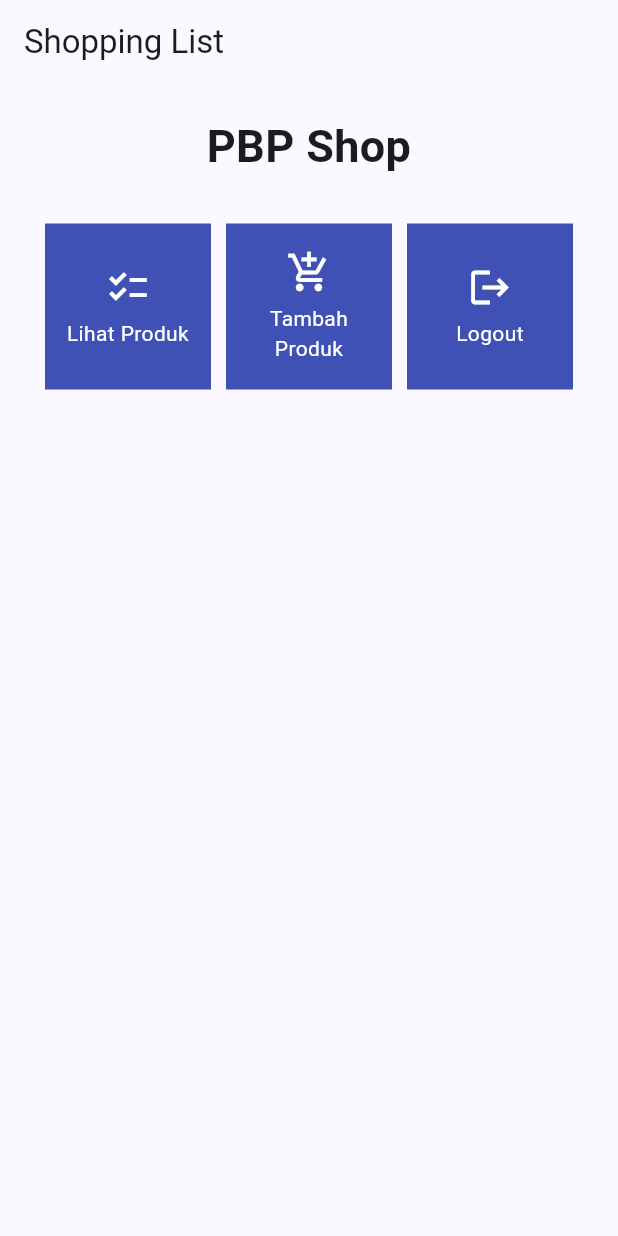
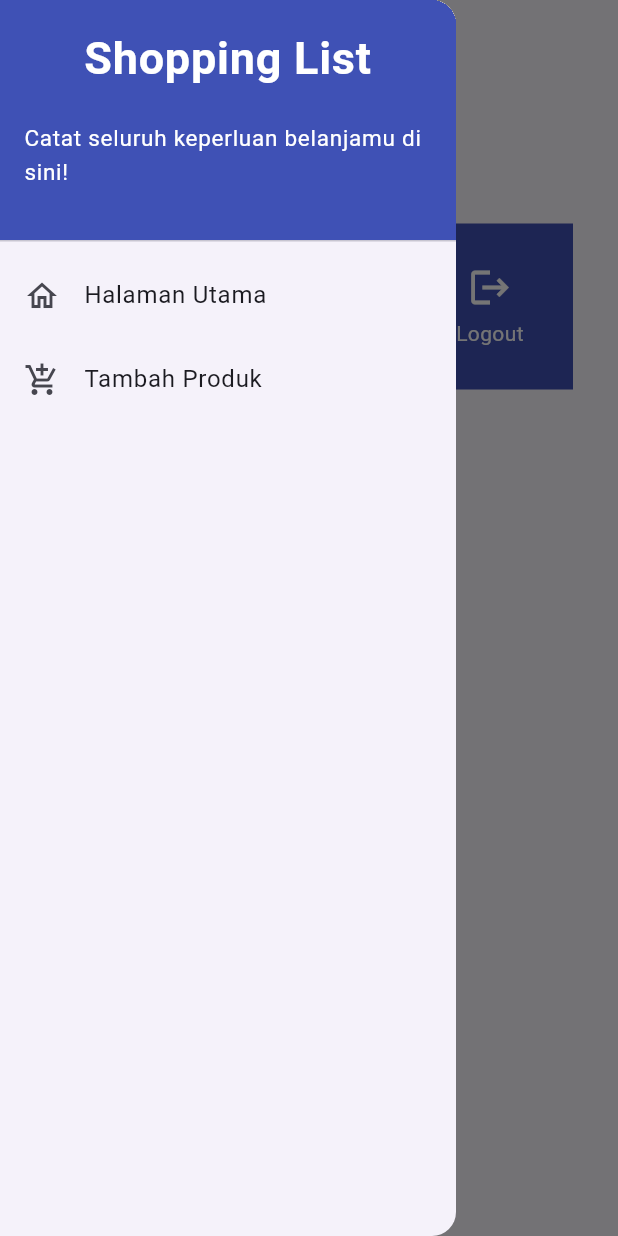
Before and after one commit to ilhamelhamdi/shopping-list-mobile, a Flutter app: the screen it shows after launch, with the side drawer open (before the commit the screen has no drawer), on a phone screen of 412 x 824 dp. Run offline on Flutter 3.47's test engine with Material 2 defaults, Android fonts, the phone set to English and light mode, and no system bars.

Commit message:
Completed Tutorial 7

```diff
--- a/lib/main.dart
+++ b/lib/main.dart
@@ -1,5 +1,5 @@
 import 'package:flutter/material.dart';
-import 'package:shopping_list/menu.dart';
+import 'package:shopping_list/screens/menu.dart';
 
 void main() {
   runApp(const MyApp());
--- a/lib/menu.dart
+++ b/lib/screens/menu.dart
@@ -1,11 +1,7 @@
 import 'package:flutter/material.dart';
+import 'package:shopping_list/widgets/left_drawer.dart';
+import 'package:shopping_list/widgets/shop_card.dart';
 
-class ShopItem {
-  final String name;
-  final IconData icon;
-
-  ShopItem(this.name, this.icon);
-}
 
 class MyHomePage extends StatelessWidget {
   MyHomePage({Key? key}) : super(key: key);
@@ -24,6 +20,7 @@ class MyHomePage extends StatelessWidget {
           'Shopping List',
         ),
       ),
+      drawer: const LeftDrawer(),
       body: SingleChildScrollView(
         // Widget wrapper yang dapat discroll
         child: Padding(
@@ -64,48 +61,3 @@ class MyHomePage extends StatelessWidget {
     );
   }
 }
-
-class ShopCard extends StatelessWidget {
-  final ShopItem item;
-
-  const ShopCard(this.item, {super.key}); // Constructor
-
-  @override
-  Widget build(BuildContext context) {
-    return Material(
-      color: Colors.indigo,
-      child: InkWell(
-        // Area responsive terhadap sentuhan
-        onTap: () {
-          // Memunculkan SnackBar ketika diklik
-          ScaffoldMessenger.of(context)
-            ..hideCurrentSnackBar()
-            ..showSnackBar(SnackBar(
-                content: Text("Kamu telah menekan tombol ${item.name}!")));
-        },
-        child: Container(
-          // Container untuk menyimpan Icon dan Text
-          padding: const EdgeInsets.all(8),
-          child: Center(
-            child: Column(
-              mainAxisAlignment: MainAxisAlignment.center,
-              children: [
-                Icon(
-                  item.icon,
-                  color: Colors.white,
-                  size: 30.0,
-                ),
-                const Padding(padding: EdgeInsets.all(3)),
-                Text(
-                  item.name,
-                  textAlign: TextAlign.center,
-                  style: const TextStyle(color: Colors.white),
-                ),
-              ],
-            ),
-          ),
-        ),
-      ),
-    );
-  }
-}
--- /dev/null
+++ b/lib/widgets/left_drawer.dart
@@ -0,0 +1,66 @@
+import 'package:flutter/material.dart';
+import 'package:shopping_list/screens/menu.dart';
+import 'package:shopping_list/screens/shoplist_form.dart';
+
+class LeftDrawer extends StatelessWidget {
+  const LeftDrawer({super.key});
+
+  @override
+  Widget build(BuildContext context) {
+    return Drawer(
+      child: ListView(
+        children: [
+          const DrawerHeader(
+            decoration: BoxDecoration(
+              color: Colors.indigo,
+            ),
+            child: Column(
+              children: [
+                Text(
+                  'Shopping List',
+                  textAlign: TextAlign.center,
+                  style: TextStyle(
+                    fontSize: 30,
+                    fontWeight: FontWeight.bold,
+                    color: Colors.white,
+                  ),
+                ),
+                Padding(padding: EdgeInsets.all(10)),
+                Text(
+                  "Catat seluruh keperluan belanjamu di sini!",
+                  style: TextStyle(
+                      fontSize: 15,
+                      color: Colors.white,
+                      fontWeight: FontWeight.normal),
+                ),
+              ],
+            ),
+          ),
+          ListTile(
+            leading: const Icon(Icons.home_outlined),
+            title: const Text('Halaman Utama'),
+            // Bagian redirection ke MyHomePage
+            onTap: () {
+              Navigator.pushReplacement(
+                  context,
+                  MaterialPageRoute(
+                    builder: (context) => MyHomePage(),
+                  ));
+            },
+          ),
+          ListTile(
+            leading: const Icon(Icons.add_shopping_cart),
+            title: const Text('Tambah Produk'),
+            // Bagian redirection ke ShopFormPage
+            onTap: () {
+              Navigator.push(
+                  context,
+                  MaterialPageRoute(
+                      builder: (context) => const ShopFormPage()));
+            },
+          ),
+        ],
+      ),
+    );
+  }
+}
--- /dev/null
+++ b/lib/widgets/shop_card.dart
@@ -0,0 +1,58 @@
+import 'package:flutter/material.dart';
+import 'package:shopping_list/screens/shoplist_form.dart';
+
+class ShopItem {
+  final String name;
+  final IconData icon;
+
+  ShopItem(this.name, this.icon);
+}
+
+class ShopCard extends StatelessWidget {
+  final ShopItem item;
+
+  const ShopCard(this.item, {super.key}); // Constructor
+
+  @override
+  Widget build(BuildContext context) {
+    return Material(
+      color: Colors.indigo,
+      child: InkWell(
+        // Area responsive terhadap sentuhan
+        onTap: () {
+          // Memunculkan SnackBar ketika diklik
+          ScaffoldMessenger.of(context)
+            ..hideCurrentSnackBar()
+            ..showSnackBar(SnackBar(
+                content: Text("Kamu telah menekan tombol ${item.name}!")));
+          if (item.name == "Tambah Produk") {
+            Navigator.push(context,
+                MaterialPageRoute(builder: (context) => const ShopFormPage()));
+          }
+        },
+        child: Container(
+          // Container untuk menyimpan Icon dan Text
+          padding: const EdgeInsets.all(8),
+          child: Center(
+            child: Column(
+              mainAxisAlignment: MainAxisAlignment.center,
+              children: [
+                Icon(
+                  item.icon,
+                  color: Colors.white,
+                  size: 30.0,
+                ),
+                const Padding(padding: EdgeInsets.all(3)),
+                Text(
+                  item.name,
+                  textAlign: TextAlign.center,
+                  style: const TextStyle(color: Colors.white),
+                ),
+              ],
+            ),
+          ),
+        ),
+      ),
+    );
+  }
+}
```
Also changed, not shown: lib/screens/shoplist_form.dart (added, +160 -0 lines).
